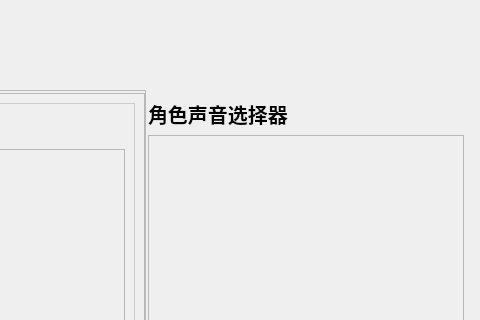
jingnanquan/AIDubbing-QT, file UI/QtDesigner/Ui_dubbing.ui: the form before one commit; both pictures show x 820 to 1300 and y 0 to 320 of the 1300 by 910 pixel window.
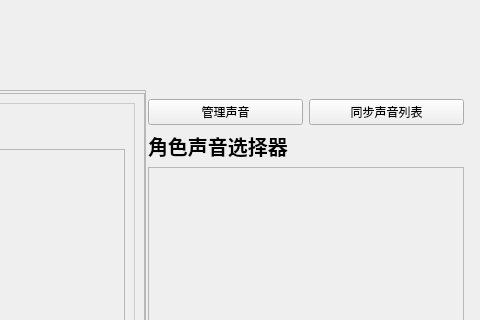
The form after the commit. Custom widgets are drawn as their Qt base class.

Patch:
```diff
--- a/UI/QtDesigner/Ui_dubbing.ui
+++ b/UI/QtDesigner/Ui_dubbing.ui
@@ -310,6 +310,27 @@
            <property name="bottomMargin">
             <number>0</number>
            </property>
+           <item>
+            <layout class="QHBoxLayout" name="horizontalLayout">
+             <property name="topMargin">
+              <number>0</number>
+             </property>
+             <item>
+              <widget class="PushButton" name="DelVoiceBtn">
+               <property name="text">
+                <string>管理声音</string>
+               </property>
+              </widget>
+             </item>
+             <item>
+              <widget class="PushButton" name="PullVoiceBtn">
+               <property name="text">
+                <string>同步声音列表</string>
+               </property>
+              </widget>
+             </item>
+            </layout>
+           </item>
            <item>
             <widget class="QLabel" name="tool1_title_2">
              <property name="maximumSize">
@@ -342,7 +363,7 @@
                 <x>0</x>
                 <y>0</y>
                 <width>313</width>
-                <height>747</height>
+                <height>732</height>
                </rect>
               </property>
              </widget>
```
Left out of the diff: 2 changed lines with no effect on the pictures.
